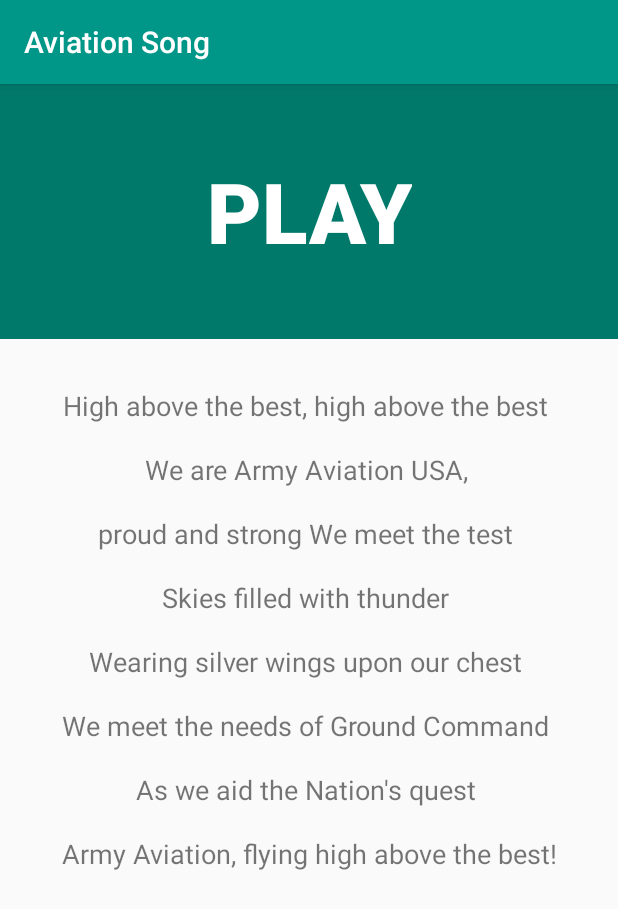
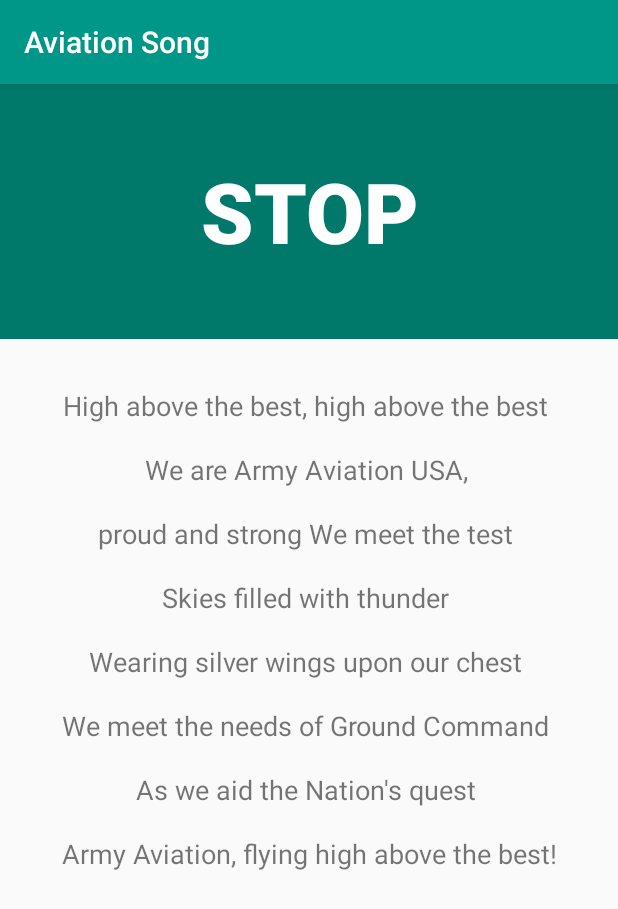
Before and after one commit to AroM-old/PhaseUp, an Android app: the AviationSongActivity screen opened directly, with no data from a screen before it, after a tap on "PLAY", on a phone screen of 412 x 824 dp. Shown: the top 909 px of the screen. Run offline under Robolectric (Android 15) with nearby library versions, the phone set to English and light mode, and no system bars.

```diff
--- a/app/src/main/java/com/example/android/phaseup/AviationSongActivity.java
+++ b/app/src/main/java/com/example/android/phaseup/AviationSongActivity.java
@@ -12,14 +12,16 @@ public class AviationSongActivity extends AppCompatActivity {
     //Media Player variable.
     MediaPlayer mMediaPlayer;
 
+    private boolean isPlaying = false;
+
+
     @Override
     protected void onCreate(Bundle savedInstanceState) {
         super.onCreate(savedInstanceState);
         setContentView(R.layout.activity_aviation_song);
 
         //Create and Upload the MP3 file.
-        mMediaPlayer = MediaPlayer.create(this, R.raw.aviationsong);
-
+        mMediaPlayer = MediaPlayer.create(this, R.raw.armyaviation);
 
         //The aviation song text show in the screen.
         TextView textViewAviation = (TextView) findViewById(R.id.textview_aviation);
@@ -33,14 +35,23 @@ public class AviationSongActivity extends AppCompatActivity {
                 "Army Aviation, flying high above the best!");
 
         //Listener to play sound when user touched.
-        Button playButton = (Button) findViewById(R.id.play_sound);
+        final Button playButton = (Button) findViewById(R.id.play_sound);
+        playButton.setText("Play");
 
         playButton.setOnClickListener(new View.OnClickListener() {
             @Override
             public void onClick(View v) {
-            mMediaPlayer.start();
+                if (!isPlaying){
+                    mMediaPlayer.start();
+                    playButton.setText("Stop");
+                }else {
+                    mMediaPlayer.stop();
+                    playButton.setText("Play");
+                    isPlaying = false;
+                }
 
             }
+
         });
     }
 }
--- a/app/src/main/java/com/example/android/phaseup/MainActivity.java
+++ b/app/src/main/java/com/example/android/phaseup/MainActivity.java
@@ -13,6 +13,7 @@ public class MainActivity extends AppCompatActivity {
     protected void onCreate(Bundle savedInstanceState) {
         super.onCreate(savedInstanceState);
         setContentView(R.layout.activity_main);
+
 
         //Call BlueBook Activity
         TextView blueBook = (TextView) findViewById(R.id.blue_book);
--- a/app/src/main/res/layout/activity_aviation_song.xml
+++ b/app/src/main/res/layout/activity_aviation_song.xml
@@ -21,7 +21,6 @@
                 android:layout_width="wrap_content"
                 android:layout_height="wrap_content"
                 android:layout_centerInParent="true"
-                android:text="PLAY"
                 android:textSize="56sp"
                 android:textStyle="bold"
                 android:textColor="@android:color/white"
--- a/app/src/main/res/layout/activity_main.xml
+++ b/app/src/main/res/layout/activity_main.xml
@@ -52,8 +52,9 @@
             android:id="@+id/send_feedback"
             android:layout_width="match_parent"
             android:layout_height="wrap_content"
-            android:layout_marginTop="22dp"
+            android:layout_marginTop="32dp"
             android:text="@string/feedback"
+            android:textSize="22sp"
             android:textAlignment="center"
             android:textColor="@android:color/black" />
     </LinearLayout>
--- a/app/src/main/res/values/strings.xml
+++ b/app/src/main/res/values/strings.xml
@@ -7,7 +7,7 @@
     <string name="room_inspection">Room Inspection</string>
     <string name="wall_locker_inspection">Wall Locker Inspection</string>
     <string name="asu_inspection">ASU Inspection</string>
-    <string name="feedback">Send us a feedback</string>
+    <string name="feedback">Send me a feedback!</string>
     <string name="coming_soon">For better instruction about how to keep you room / locker and other
     ready to inspection, please refer to your Barracks SOP, usually they are similar in most units but
     not the same.</string>
```
Also changed, not shown: 1 other file.
